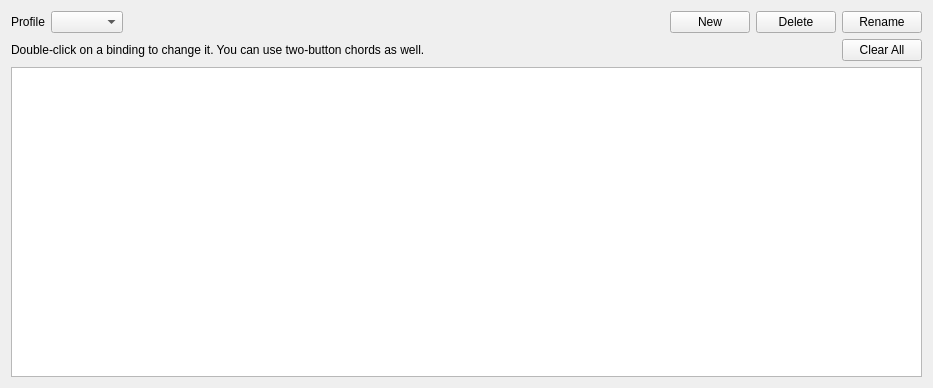
This is src/citra_qt/configuration/configure_hotkeys_controller.ui in azahar-emu/azahar as Qt 5 draws it before an edit. The edited form follows.
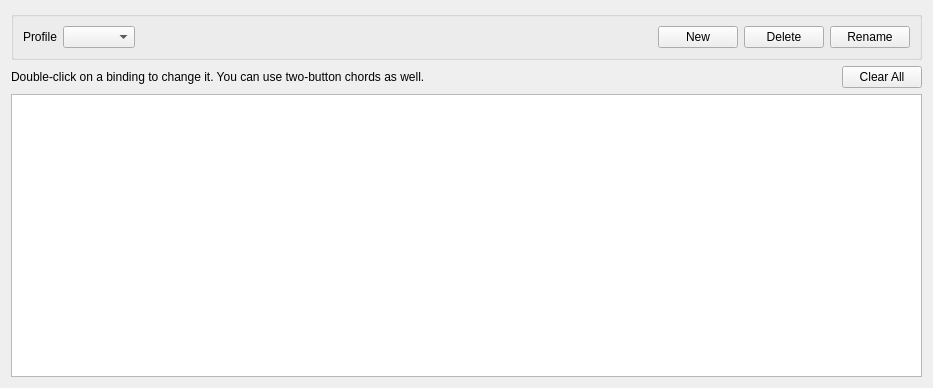
This is the edited form.

Commit message: configuration dialog for controller hotkeys

The edit to the form file:
```diff
--- a/src/citra_qt/configuration/configure_hotkeys_controller.ui
+++ b/src/citra_qt/configuration/configure_hotkeys_controller.ui
@@ -15,6 +15,7 @@
   </property>
   <layout class="QVBoxLayout" name="verticalLayout">
    <item>
+   <widget class="QGroupBox" name="profileGroup">
     <layout class="QHBoxLayout" name="horizontalLayout_5">
      <item>
       <widget class="QLabel" name="label_7">
@@ -61,6 +62,7 @@
       </widget>
      </item>
     </layout>
+    </widget>
    </item>
    <item>
     <layout class="QHBoxLayout" name="horizontalLayout">
```
The commit also changes 7 other files.
